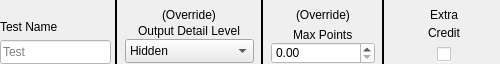
iankamin/MIPS-Autograder, file MIPS-creator/TestLayoutTopRow.ui: the form before one commit.
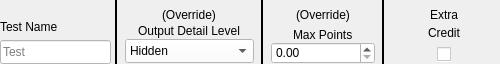
The form after the commit.

```diff
--- a/MIPS-creator/TestLayoutTopRow.ui
+++ b/MIPS-creator/TestLayoutTopRow.ui
@@ -192,7 +192,9 @@
           </size>
          </property>
          <property name="styleSheet">
-          <string notr="true">background-color: rgb(234, 234, 234);</string>
+          <string notr="true">background-color: rgb(255, 255, 255);
+selection-background-color: rgb(232, 232, 232);
+selection-color: rgb(118, 0, 1);</string>
          </property>
          <item>
           <property name="text">
```
